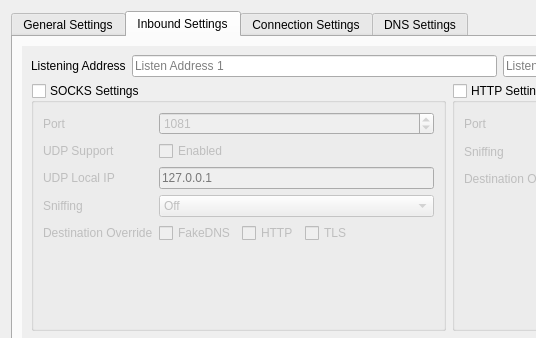
The window that src/ui/windows/w_PreferencesWindow.ui (Wpenga/QvPersonal) describes before a commit, drawn with Qt 5; both pictures show x 0 to 536 and y 0 to 338 of the 898 by 643 pixel window.
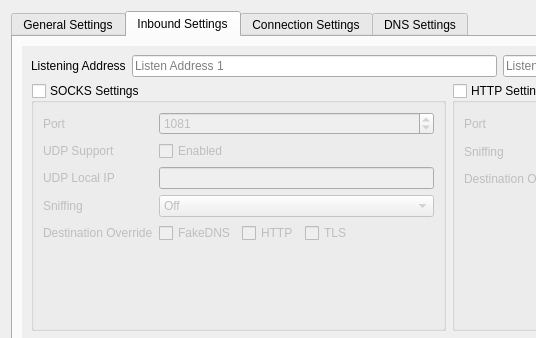
The same window after the commit. The open tabs and pages were chosen to show the change.

Commit message: - removed socks UDP local IP placeholder text

Patch:
```diff
--- a/src/ui/windows/w_PreferencesWindow.ui
+++ b/src/ui/windows/w_PreferencesWindow.ui
@@ -589,11 +589,7 @@
                  </widget>
                 </item>
                 <item row="2" column="1">
-                 <widget class="QLineEdit" name="socksUDPIP">
-                  <property name="placeholderText">
-                   <string notr="true">127.0.0.1</string>
-                  </property>
-                 </widget>
+                 <widget class="QLineEdit" name="socksUDPIP"/>
                 </item>
                 <item row="3" column="0">
                  <widget class="QLabel" name="label_87">
```
